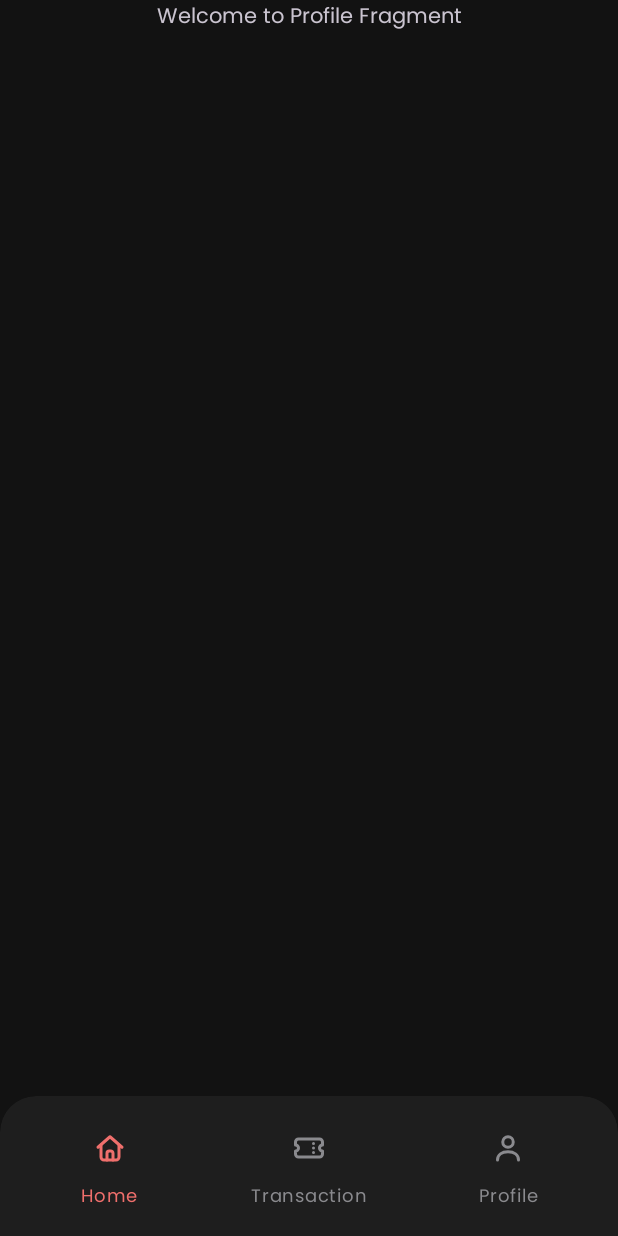
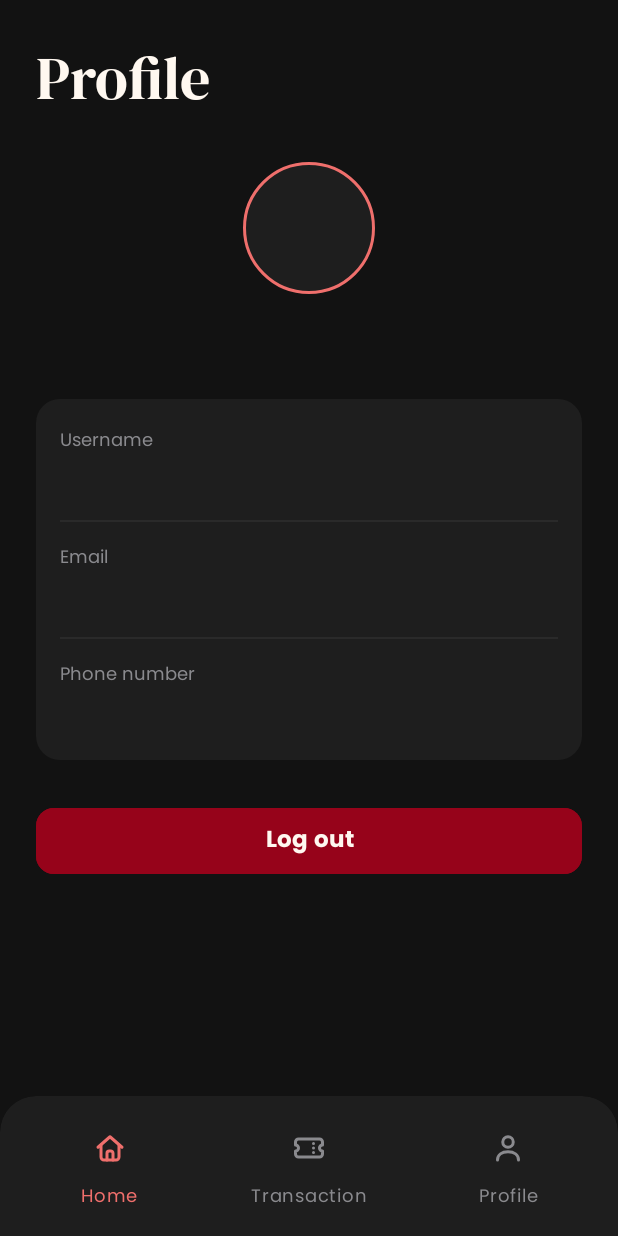
Before and after one commit to marissangls/ConcertX, an Android app: the fragment ProfileFragment placed in its activity, on a phone screen of 412 x 824 dp. Run offline under Robolectric (Android 15) with nearby library versions, the phone set to English and light mode, and no system bars.

Commit message:
Add profile layout (data not connected)

```diff
--- /dev/null
+++ b/app/src/main/res/drawable/bg_avatar.xml
@@ -0,0 +1,5 @@
+<shape xmlns:android="http://schemas.android.com/apk/res/android"
+    android:shape="oval">
+    <solid android:color="@color/surface_dark"/>
+    <stroke android:width="2dp" android:color="@color/coral"/>
+</shape>
--- /dev/null
+++ b/app/src/main/res/drawable/bg_card.xml
@@ -0,0 +1,5 @@
+<shape xmlns:android="http://schemas.android.com/apk/res/android"
+    android:shape="rectangle">
+    <solid android:color="@color/surface_dark"/>
+    <corners android:radius="16dp"/>
+</shape>
--- a/app/src/main/res/layout/profile_fragment.xml
+++ b/app/src/main/res/layout/profile_fragment.xml
@@ -1,14 +1,142 @@
 <?xml version="1.0" encoding="utf-8"?>
-<androidx.constraintlayout.widget.ConstraintLayout xmlns:android="http://schemas.android.com/apk/res/android"
+<ScrollView xmlns:android="http://schemas.android.com/apk/res/android"
+    xmlns:app="http://schemas.android.com/apk/res-auto"
+    xmlns:tools="http://schemas.android.com/tools"
     android:layout_width="match_parent"
     android:layout_height="match_parent"
-    xmlns:tools="http://schemas.android.com/tools"
+    android:fillViewport="true"
     tools:context=".ui.home.ProfileFragment">
 
-    <TextView
+    <LinearLayout
         android:layout_width="match_parent"
-        android:layout_height="match_parent"
-        android:text="Welcome to Profile Fragment"
-        android:textAlignment="center"/>
+        android:layout_height="wrap_content"
+        android:orientation="vertical"
+        android:padding="24dp">
 
-</androidx.constraintlayout.widget.ConstraintLayout>
+        <TextView
+            android:layout_width="match_parent"
+            android:layout_height="wrap_content"
+            android:fontFamily="@font/dm_serif_display"
+            app:fontFamily="@font/dm_serif_display"
+            android:text="Profile"
+            android:textAppearance="@style/TextAppearance.ConcertX.Headline"/>
+
+        <TextView
+            android:id="@+id/tvInitial"
+            android:layout_width="88dp"
+            android:layout_height="88dp"
+            android:layout_gravity="center_horizontal"
+            android:layout_marginTop="28dp"
+            android:background="@drawable/bg_avatar"
+            android:fontFamily="@font/dm_serif_display"
+            app:fontFamily="@font/dm_serif_display"
+            android:gravity="center"
+            android:textColor="@color/coral"
+            android:textSize="40sp"
+            tools:text="#"/>
+
+        <TextView
+            android:id="@+id/tvName"
+            android:layout_width="wrap_content"
+            android:layout_height="wrap_content"
+            android:layout_gravity="center_horizontal"
+            android:layout_marginTop="12dp"
+            android:fontFamily="@font/dm_serif_display"
+            app:fontFamily="@font/dm_serif_display"
+            android:textColor="@color/floral_white"
+            android:textSize="28sp"
+            tools:text="username"/>
+
+        <LinearLayout
+            android:layout_width="match_parent"
+            android:layout_height="wrap_content"
+            android:layout_marginTop="24dp"
+            android:background="@drawable/bg_card"
+            android:orientation="vertical"
+            android:paddingHorizontal="16dp"
+            android:paddingVertical="4dp">
+
+            <LinearLayout
+                android:layout_width="match_parent"
+                android:layout_height="wrap_content"
+                android:orientation="vertical"
+                android:paddingVertical="14dp">
+                <TextView
+                    android:layout_width="wrap_content"
+                    android:layout_height="wrap_content"
+                    android:text="Username"
+                    android:textColor="?android:attr/textColorSecondary"
+                    android:textSize="12sp"/>
+                <TextView
+                    android:id="@+id/tvUsername"
+                    android:layout_width="wrap_content"
+                    android:layout_height="wrap_content"
+                    android:layout_marginTop="2dp"
+                    android:textColor="@color/floral_white"
+                    android:textSize="15sp"
+                    tools:text="username"/>
+            </LinearLayout>
+
+            <View
+                android:layout_width="match_parent"
+                android:layout_height="1dp"
+                android:background="#2A2A2A"/>
+
+            <LinearLayout
+                android:layout_width="match_parent"
+                android:layout_height="wrap_content"
+                android:orientation="vertical"
+                android:paddingVertical="14dp">
+                <TextView
+                    android:layout_width="wrap_content"
+                    android:layout_height="wrap_content"
+                    android:text="Email"
+                    android:textColor="?android:attr/textColorSecondary"
+                    android:textSize="12sp"/>
+                <TextView
+                    android:id="@+id/tvEmail"
+                    android:layout_width="wrap_content"
+                    android:layout_height="wrap_content"
+                    android:layout_marginTop="2dp"
+                    android:textColor="@color/floral_white"
+                    android:textSize="15sp"
+                    tools:text="email@example.com"/>
+            </LinearLayout>
+
+            <View
+                android:layout_width="match_parent"
+                android:layout_height="1dp"
+                android:background="#2A2A2A"/>
+
+            <LinearLayout
+                android:layout_width="match_parent"
+                android:layout_height="wrap_content"
+                android:orientation="vertical"
+                android:paddingVertical="14dp">
+                <TextView
+                    android:layout_width="wrap_content"
+                    android:layout_height="wrap_content"
+                    android:text="Phone number"
+                    android:textColor="?android:attr/textColorSecondary"
+                    android:textSize="12sp"/>
+                <TextView
+                    android:id="@+id/tvPhone"
+                    android:layout_width="wrap_content"
+                    android:layout_height="wrap_content"
+                    android:layout_marginTop="2dp"
+                    android:textColor="@color/floral_white"
+                    android:textSize="15sp"
+                    tools:text="0813xxxxxxxx"/>
+            </LinearLayout>
+        </LinearLayout>
+
+        <Button
+            android:id="@+id/btnLogout"
+            android:layout_width="match_parent"
+            android:layout_height="wrap_content"
+            android:layout_marginTop="28dp"
+            android:backgroundTint="@color/crimson"
+            android:text="Log out"
+            android:textColor="@color/floral_white"/>
+    </LinearLayout>
+</ScrollView>
```
